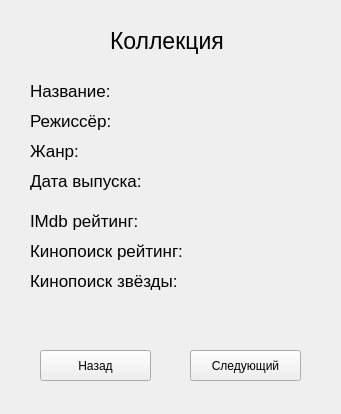
Above: Forms/wcollection.ui from IlyaTsg/EKinoWidget before the change. Below: the same form after it.
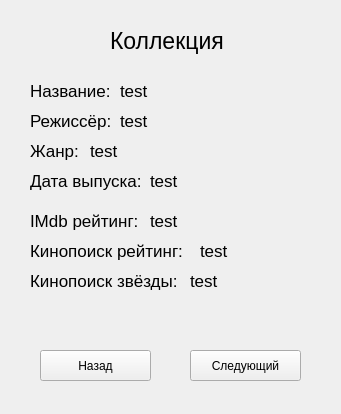
That is the form after the change.

Patch:
```diff
--- a/Forms/wcollection.ui
+++ b/Forms/wcollection.ui
@@ -90,7 +90,7 @@
     </font>
    </property>
    <property name="text">
-    <string/>
+    <string>test</string>
    </property>
   </widget>
   <widget class="QLabel" name="label_3">
@@ -126,13 +126,13 @@
     </font>
    </property>
    <property name="text">
-    <string/>
+    <string>test</string>
    </property>
   </widget>
   <widget class="QLabel" name="LGenre">
    <property name="geometry">
     <rect>
-     <x>110</x>
+     <x>90</x>
      <y>140</y>
      <width>201</width>
      <height>21</height>
@@ -144,7 +144,7 @@
     </font>
    </property>
    <property name="text">
-    <string/>
+    <string>test</string>
    </property>
   </widget>
   <widget class="QLabel" name="label_4">
@@ -152,7 +152,7 @@
     <rect>
      <x>30</x>
      <y>140</y>
-     <width>81</width>
+     <width>51</width>
      <height>21</height>
     </rect>
    </property>
@@ -168,7 +168,7 @@
   <widget class="QLabel" name="LDate">
    <property name="geometry">
     <rect>
-     <x>160</x>
+     <x>150</x>
      <y>170</y>
      <width>151</width>
      <height>21</height>
@@ -180,7 +180,7 @@
     </font>
    </property>
    <property name="text">
-    <string/>
+    <string>test</string>
    </property>
   </widget>
   <widget class="QLabel" name="label_5">
@@ -204,7 +204,7 @@
   <widget class="QLabel" name="LImdb">
    <property name="geometry">
     <rect>
-     <x>160</x>
+     <x>150</x>
      <y>210</y>
      <width>151</width>
      <height>21</height>
@@ -216,7 +216,7 @@
     </font>
    </property>
    <property name="text">
-    <string/>
+    <string>test</string>
    </property>
   </widget>
   <widget class="QLabel" name="label_6">
@@ -224,7 +224,7 @@
     <rect>
      <x>30</x>
      <y>210</y>
-     <width>121</width>
+     <width>111</width>
      <height>21</height>
     </rect>
    </property>
@@ -258,7 +258,7 @@
   <widget class="QLabel" name="Lkinop">
    <property name="geometry">
     <rect>
-     <x>190</x>
+     <x>200</x>
      <y>240</y>
      <width>121</width>
      <height>21</height>
@@ -270,7 +270,7 @@
     </font>
    </property>
    <property name="text">
-    <string/>
+    <string>test</string>
    </property>
   </widget>
   <widget class="QLabel" name="label_8">
@@ -278,7 +278,7 @@
     <rect>
      <x>30</x>
      <y>270</y>
-     <width>161</width>
+     <width>151</width>
      <height>21</height>
     </rect>
    </property>
@@ -306,7 +306,7 @@
     </font>
    </property>
    <property name="text">
-    <string/>
+    <string>test</string>
    </property>
   </widget>
  </widget>
```
